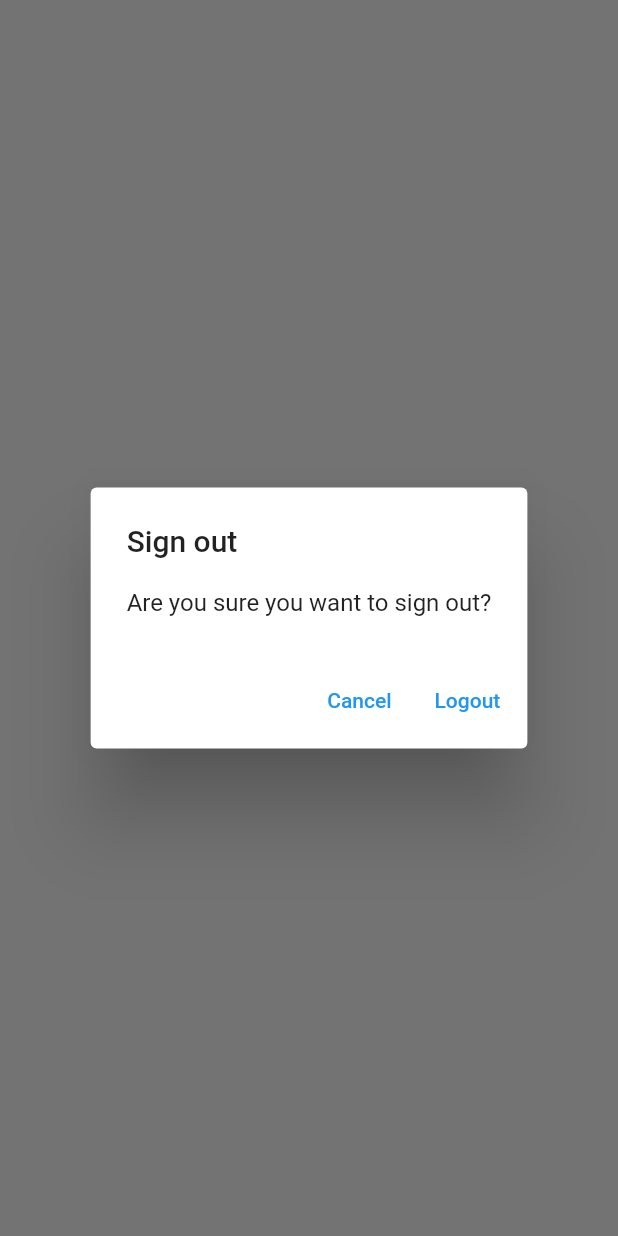
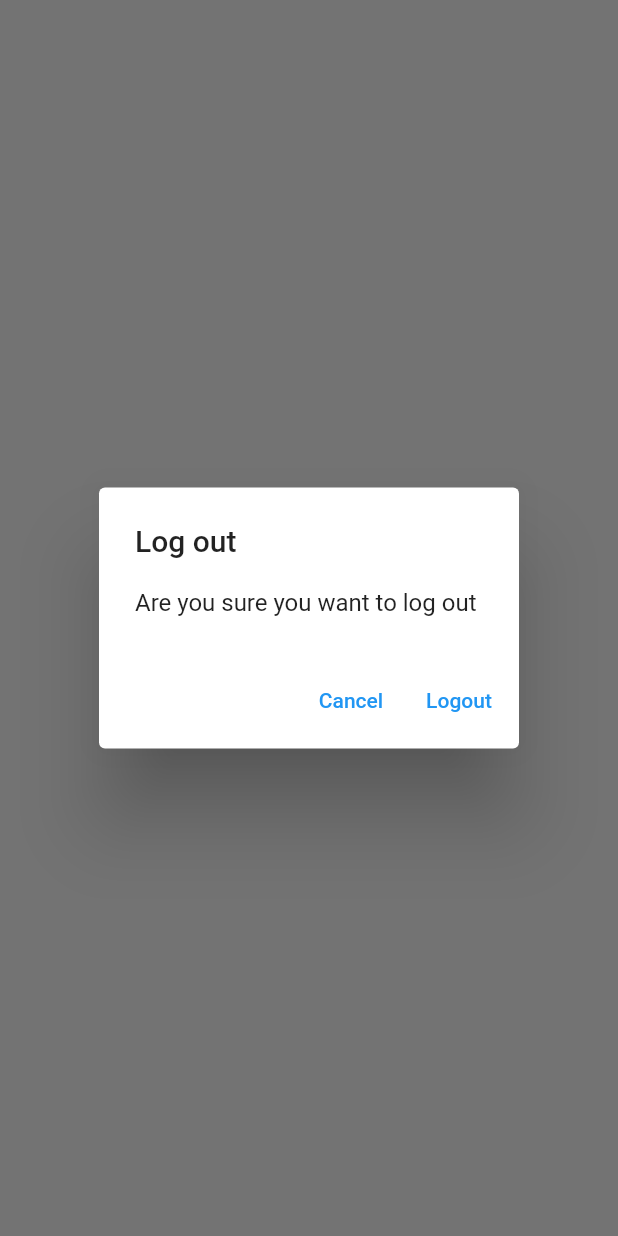
Before and after one commit to huangsri/mynotes, a Flutter app: what showLogOutDialog() shows on an empty page, opened directly, on a phone screen of 412 x 824 dp. Run offline on Flutter 3.47's test engine with Material 2 defaults, Android fonts, the phone set to English and light mode, and no system bars; our stand-ins replace firebase_auth, firebase_core, sqflite; accounts and stored records are empty; network calls fail.

Commit message:
c33: delete existing note in note view

```diff
--- /dev/null
+++ b/lib/utils/dialogs/generic_dialog.dart
@@ -0,0 +1,34 @@
+import 'package:flutter/material.dart';
+
+typedef DialogOptionBuilder<T> = Map<String, T?> Function();
+
+Future<T?> showGenericDialog<T>({
+  required BuildContext context,
+  required String title,
+  required String content,
+  required DialogOptionBuilder optionsBuilder,
+}) {
+  final options = optionsBuilder();
+
+  return showDialog<T>(
+      context: context,
+      builder: (context) {
+        return AlertDialog(
+          title: Text(title),
+          content: Text(content),
+          actions: options.keys.map((optionTitle) {
+            final T value = options[optionTitle];
+
+            return TextButton(
+                onPressed: () {
+                  if (value != null) {
+                    Navigator.of(context).pop(value);
+                  } else {
+                    Navigator.of(context).pop();
+                  }
+                },
+                child: Text(optionTitle));
+          }).toList(),
+        );
+      });
+}
--- /dev/null
+++ b/lib/utils/dialogs/logout_dialog.dart
@@ -0,0 +1,16 @@
+import 'package:flutter/material.dart';
+import 'package:mynotes/utils/dialogs/generic_dialog.dart';
+
+Future<bool> showLogOutDialog(BuildContext context) {
+  return showGenericDialog<bool>(
+    context: context,
+    title: 'Log out',
+    content: 'Are you sure you want to log out',
+    optionsBuilder: () => {
+      'Cancel': false,
+      'Logout': true,
+    },
+  ).then(
+    (value) => value ?? false,
+  );
+}
--- a/lib/views/login_view.dart
+++ b/lib/views/login_view.dart
@@ -3,8 +3,7 @@ import 'package:flutter/material.dart';
 import 'package:mynotes/constants/routes.dart';
 import 'package:mynotes/services/auth/auth_exceptions.dart';
 import 'package:mynotes/services/auth/auth_service.dart';
-
-import 'package:mynotes/utils/show_error_dialog.dart';
+import 'package:mynotes/utils/dialogs/error_dialog.dart';
 
 class LoginView extends StatefulWidget {
   const LoginView({Key? key}) : super(key: key);
--- a/lib/views/notes/notes_view.dart
+++ b/lib/views/notes/notes_view.dart
@@ -6,6 +6,8 @@ import 'package:mynotes/constants/routes.dart';
 import 'package:mynotes/enums/menu_action.dart';
 import 'package:mynotes/services/auth/auth_service.dart';
 import 'package:mynotes/services/crud/notes_services.dart';
+import 'package:mynotes/utils/dialogs/logout_dialog.dart';
+import 'package:mynotes/views/notes/notes_list_view.dart';
 
 class NotesView extends StatefulWidget {
   const NotesView({Key? key}) : super(key: key);
@@ -73,18 +75,10 @@ class _NotesViewState extends State<NotesView> {
                       if (snapshot.hasData) {
                         final allNotes = snapshot.data as List<DatabaseNote>;
 
-                        return ListView.builder(
-                          itemCount: allNotes.length,
-                          itemBuilder: (context, index) {
-                            final note = allNotes[index];
-                            return ListTile(
-                              title: Text(
-                                note.text,
-                                maxLines: 1,
-                                softWrap: true,
-                                overflow: TextOverflow.ellipsis,
-                              ),
-                            );
+                        return NotesListView(
+                          notes: allNotes,
+                          onDeleteNote: (note) async {
+                            await _notesServices.deleteNote(id: note.id);
                           },
                         );
                       } else {
@@ -104,27 +98,3 @@ class _NotesViewState extends State<NotesView> {
     );
   }
 }
-
-Future<bool> showLogOutDialog(BuildContext context) {
-  return showDialog<bool>(
-    context: context,
-    builder: (context) {
-      return AlertDialog(
-        title: const Text('Sign out'),
-        content: const Text('Are you sure you want to sign out?'),
-        actions: [
-          TextButton(
-              onPressed: (() {
-                Navigator.of(context).pop(false);
-              }),
-              child: const Text('Cancel')),
-          TextButton(
-              onPressed: (() {
-                Navigator.of(context).pop(true);
-              }),
-              child: const Text('Logout'))
-        ],
-      );
-    },
-  ).then((value) => value ?? false);
-}
--- a/lib/views/register_view.dart
+++ b/lib/views/register_view.dart
@@ -3,8 +3,7 @@ import 'package:flutter/material.dart';
 import 'package:mynotes/constants/routes.dart';
 import 'package:mynotes/services/auth/auth_exceptions.dart';
 import 'package:mynotes/services/auth/auth_service.dart';
-
-import 'package:mynotes/utils/show_error_dialog.dart';
+import 'package:mynotes/utils/dialogs/error_dialog.dart';
 
 class RegisterView extends StatefulWidget {
   const RegisterView({Key? key}) : super(key: key);
```
Also changed, not shown: lib/utils/dialogs/delete_dialog.dart (added, +16 -0 lines), lib/utils/dialogs/error_dialog.dart (added, +11 -0 lines), lib/utils/show_error_dialog.dart (deleted, +0 -23 lines), lib/views/notes/notes_list_view.dart (added, +44 -0 lines).
